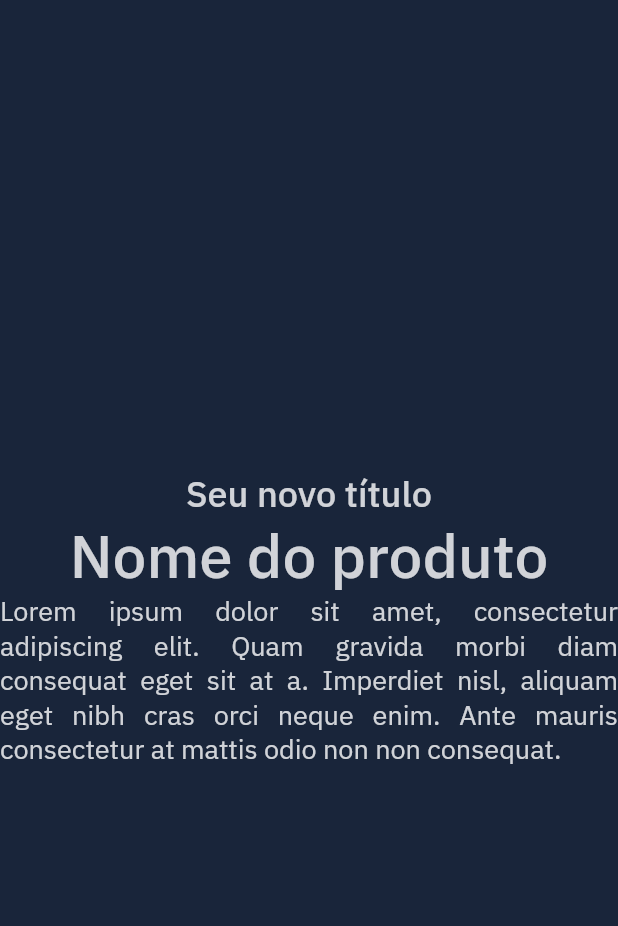
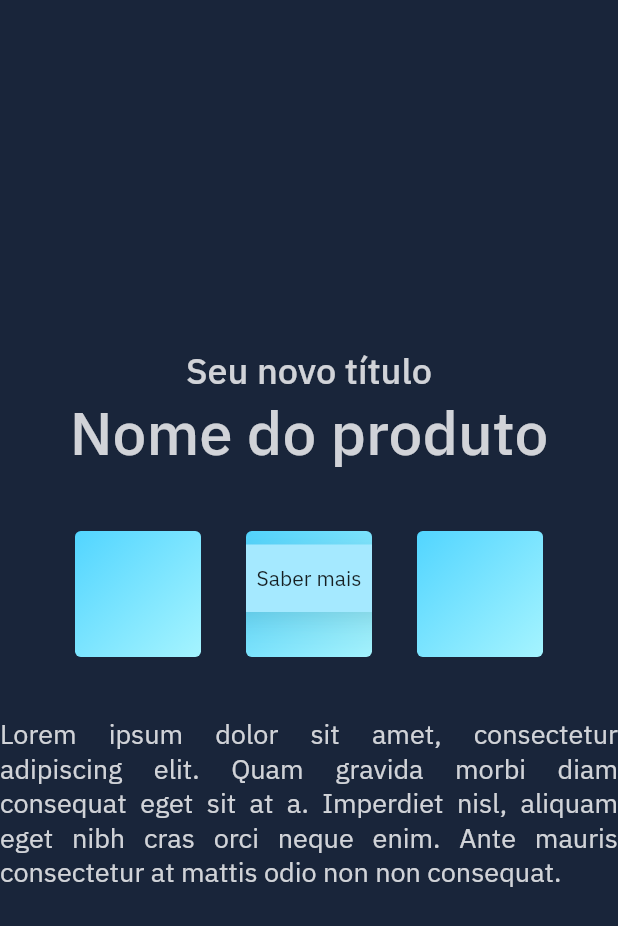
Before and after one commit to diegomors/speedup, a Flutter app: the screen it shows after launch, on a phone screen of 412 x 824 dp. Shown: the top 926 px of the screen. Run offline on Flutter 3.47's test engine with Material 2 defaults, Android fonts, the phone set to English and light mode, and no system bars.

Commit message:
speedup 2

```diff
--- a/lib/main.dart
+++ b/lib/main.dart
@@ -47,8 +47,8 @@ class _MyHomePageState extends State<MyHomePage> {
                 child: Column(
                   mainAxisAlignment: MainAxisAlignment.center,
                   crossAxisAlignment: CrossAxisAlignment.center,
-                  children: const [
-                    Text(
+                  children: [
+                    const Text(
                       'Seu novo título',
                       style: TextStyle(
                         fontWeight: FontWeight.w500,
@@ -56,7 +56,7 @@ class _MyHomePageState extends State<MyHomePage> {
                         color: Color.fromRGBO(255, 255, 255, 0.8),
                       ),
                     ),
-                    Text(
+                    const Text(
                       'Nome do produto',
                       style: TextStyle(
                         fontWeight: FontWeight.w500,
@@ -65,7 +65,109 @@ class _MyHomePageState extends State<MyHomePage> {
                       ),
                     ),
                     // TODO: adicionar a Row com os containers azuis aqui
-                    SizedBox(
+                    Padding(
+                      padding: const EdgeInsets.symmetric(horizontal: 50, vertical: 40),
+                      child: Row(
+                        mainAxisAlignment: MainAxisAlignment.center,
+                        children: [
+                          Flexible(
+                            child: FittedBox(
+                              child: Container(
+                                constraints: const BoxConstraints(
+                                  maxWidth: 350,
+                                  maxHeight: 350,
+                                ),
+                                decoration: const BoxDecoration(
+                                  gradient: LinearGradient(
+                                    begin: Alignment.topLeft,
+                                    end: Alignment.bottomRight,
+                                    colors: [
+                                      Color.fromRGBO(82, 213, 255, 1),
+                                      Color.fromRGBO(165, 244, 255, 1),
+                                    ],
+                                  ),
+                                  borderRadius: BorderRadius.all(Radius.circular(16.0)),
+                                ),
+                              ),
+                            ),
+                          ),
+                          const SizedBox(width: 30),
+                          Flexible(
+                            child: Stack(
+                              alignment: AlignmentDirectional.center,
+                              children: [
+                                FittedBox(
+                                  child: Container(
+                                    constraints: const BoxConstraints(
+                                      maxWidth: 350,
+                                      maxHeight: 350,
+                                    ),
+                                    decoration: const BoxDecoration(
+                                      gradient: LinearGradient(
+                                        begin: Alignment.topLeft,
+                                        end: Alignment.bottomRight,
+                                        colors: [
+                                          Color.fromRGBO(82, 213, 255, 1),
+                                          Color.fromRGBO(165, 244, 255, 1),
+                                        ],
+                                      ),
+                                      borderRadius: BorderRadius.all(Radius.circular(16.0)),
+                                    ),
+                                  ),
+                                ),
+                                Positioned(
+                                  bottom: 30,
+                                  child: Container(
+                                    width: 230,
+                                    height: 45,
+                                    decoration: const BoxDecoration(
+                                      color: Color.fromRGBO(165, 233, 255, 1),
+                                      borderRadius: BorderRadius.all(Radius.circular(53)),
+                                      boxShadow: [
+                                        BoxShadow(
+                                          color: Color.fromRGBO(0, 0, 0, 0.05),
+                                          blurRadius: 10.05,
+                                          offset: Offset(0.0, 3.44),
+                                        ),
+                                        BoxShadow(
+                                          color: Color.fromRGBO(0, 0, 0, 0.08),
+                                          blurRadius: 27.8,
+                                          offset: Offset(0.0, 9.52),
+                                        ),
+                                      ],
+                                    ),
+                                    child: const Center(child: Text('Saber mais')),
+                                  ),
+                                ),
+                              ],
+                            ),
+                          ),
+                          const SizedBox(width: 30),
+                          Flexible(
+                            child: FittedBox(
+                              child: Container(
+                                constraints: const BoxConstraints(
+                                  maxWidth: 350,
+                                  maxHeight: 350,
+                                ),
+                                decoration: const BoxDecoration(
+                                  gradient: LinearGradient(
+                                    begin: Alignment.topLeft,
+                                    end: Alignment.bottomRight,
+                                    colors: [
+                                      Color.fromRGBO(82, 213, 255, 1),
+                                      Color.fromRGBO(165, 244, 255, 1),
+                                    ],
+                                  ),
+                                  borderRadius: BorderRadius.all(Radius.circular(16.0)),
+                                ),
+                              ),
+                            ),
+                          ),
+                        ],
+                      ),
+                    ),
+                    const SizedBox(
                       width: 461,
                       child: Text(
                         'Lorem ipsum dolor sit amet, consectetur adipiscing elit. Quam gravida morbi diam consequat eget sit at a. '
```
